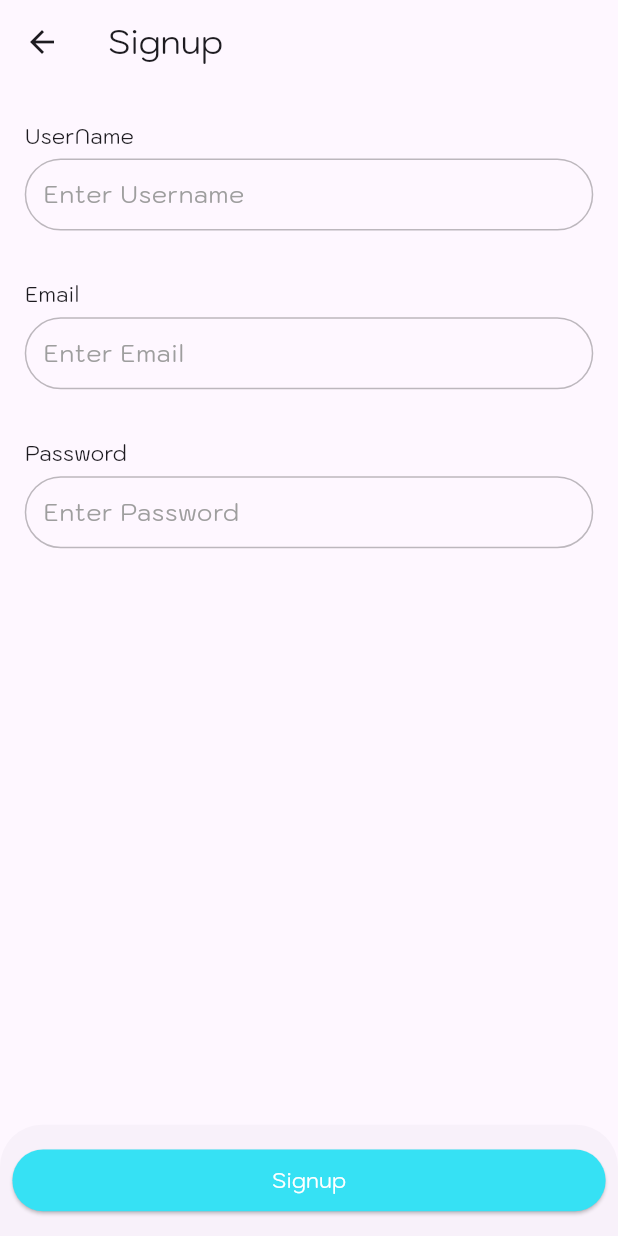
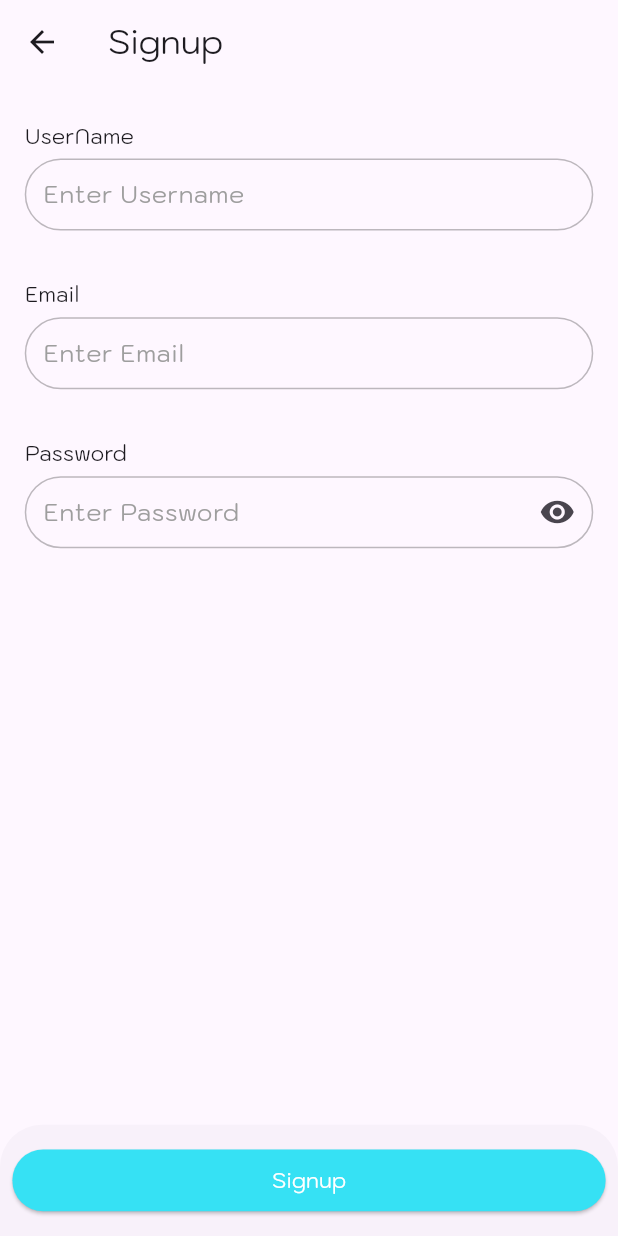
Before and after one commit to jerrito/gemini_app, a Flutter app: the screen it shows after launch, after a tap on "Signup", on a phone screen of 412 x 824 dp. Run offline on Flutter 3.47's test engine with Material 3 defaults, Android fonts, the phone set to English and light mode, and no system bars; our stand-ins replace bloc, cached_network_image, dartz, equatable, file_picker, floor and 16 more; missing offline and left inert: data_connection_checker_nulls; accounts and stored records are empty; generated files the repository leaves out were written again; project files that could hold a hidden picture were left out.

```diff
--- a/lib/core/widgets/default_textfield.dart
+++ b/lib/core/widgets/default_textfield.dart
@@ -6,7 +6,7 @@ import 'package:flutter/material.dart';
 import 'package:gemini/core/size/sizes.dart';
 import 'package:gemini/core/spacing/whitspacing.dart';
 
-class DefaultTextfield extends StatefulWidget {
+class SearchTextfield extends StatefulWidget {
   final void Function(String?)? onChanged;
   final String? Function(String?)? validator;
   final void Function()? onTap;
@@ -18,7 +18,7 @@ class DefaultTextfield extends StatefulWidget {
   final bool? enabled, isAdded;
   final bool isTextAndImage;
   final TextInputType? textInputType;
-  const DefaultTextfield({
+  const SearchTextfield({
     super.key,
     this.onChanged,
     this.controller,
@@ -37,10 +37,10 @@ class DefaultTextfield extends StatefulWidget {
   });
 
   @override
-  State<DefaultTextfield> createState() => _DefaultTextfieldState();
+  State<SearchTextfield> createState() => _SearchTextfieldState();
 }
 
-class _DefaultTextfieldState extends State<DefaultTextfield> {
+class _SearchTextfieldState extends State<SearchTextfield> {
   @override
   Widget build(BuildContext context) {
     final theme = Theme.of(context);
@@ -132,23 +132,24 @@ class _DefaultTextfieldState extends State<DefaultTextfield> {
   }
 }
 
-class DefaultTextForm extends StatelessWidget {
+class DefaultTextFieldForm extends StatefulWidget {
   final void Function(String?)? onChanged;
   final void Function(PointerDownEvent)? onTapOutSide;
   final String Function(String?)? validator;
   final TextEditingController? controller;
   final String? hintText, initialValue, errorText, label;
   final double? height;
-  final bool? obscureText;
+  final bool? obscureText, isPassword;
   final Widget? suffixIcon;
   final TextInputType? textInputType;
   final FocusNode? focusNode;
-  const DefaultTextForm({
+  const DefaultTextFieldForm({
     super.key,
     this.onChanged,
     this.controller,
     this.hintText,
     this.obscureText,
+    this.isPassword,
     this.suffixIcon,
     this.errorText,
     this.label,
@@ -161,31 +162,37 @@ class DefaultTextForm extends StatelessWidget {
   });
 
   @override
+  State<DefaultTextFieldForm> createState() => _DefaultTextFieldFormState();
+}
+
+class _DefaultTextFieldFormState extends State<DefaultTextFieldForm> {
+  @override
   Widget build(BuildContext context) {
     final theme = Theme.of(context);
     return Column(
       crossAxisAlignment: CrossAxisAlignment.start,
       children: [
-        Text(label ?? ""),
+        Text(widget.label ?? ""),
         Space().height(context, 0.006),
         TextFormField(
-          validator: validator,
+          validator: widget.validator,
           autovalidateMode: AutovalidateMode.onUserInteraction,
-          obscureText: obscureText ?? false,
-          // obscuringCharacter: "•",
-          focusNode: focusNode,
-          initialValue: initialValue,
-          keyboardType: textInputType,
-          controller: controller,
-          onChanged: onChanged,
-          onTapOutside: onTapOutSide,
+          obscureText: widget.obscureText ?? false,
+          focusNode: widget.focusNode,
+          initialValue: widget.initialValue,
+          keyboardType: widget.textInputType,
+          controller: widget.controller,
+          onChanged: widget.onChanged,
+          // onTapOutside: FocusManager().primaryFocus?.parent!.unfocus(disposition: ),
           decoration: InputDecoration(
-            suffixIcon: (obscureText ?? false) ? suffixIcon : const SizedBox(),
+            suffixIcon: (widget.isPassword ?? false)
+                ? widget.suffixIcon
+                : const SizedBox(),
             // isDense: true,
-            errorText: errorText,
+            errorText: widget.errorText,
             contentPadding: EdgeInsets.symmetric(
                 horizontal: Sizes().height(context, 0.01), vertical: 1),
-            hintText: hintText,
+            hintText: widget.hintText,
             hintStyle: const TextStyle(color: Colors.grey),
             //label: Text(label!),
             border: OutlineInputBorder(
--- a/lib/features/authentication/presentation/pages/signup_page.dart
+++ b/lib/features/authentication/presentation/pages/signup_page.dart
@@ -46,19 +46,19 @@ class _SignupPageState extends State<SignupPage> {
                 if (!context.mounted) return;
                 showSnackbar(context: context, message: state.errorMessage);
               }
-              if(state is CacheTokenLoaded){
+              if (state is CacheTokenLoaded) {
                 context.goNamed("searchPage");
               }
-              if(state is CacheTokenError){
+              if (state is CacheTokenError) {
                 context.goNamed("connection");
               }
               if (state is SignupLoaded) {
                 final data = state.response.user;
                 userProvider?.user = data;
                 final refreshTokenResponse = state.response.refreshToken;
-                tokenProvider?.setRefreshToken=refreshTokenResponse;
-                final authorization={"refreshToken":refreshTokenResponse};
-               authBloc.add(CacheTokenEvent(authorization: authorization));
+                tokenProvider?.setRefreshToken = refreshTokenResponse;
+                final authorization = {"refreshToken": refreshTokenResponse};
+                authBloc.add(CacheTokenEvent(authorization: authorization));
               }
             },
             builder: (context, state) {
@@ -105,7 +105,7 @@ class _SignupPageState extends State<SignupPage> {
 
                         return null;
                       },
-                      builder: (field) => DefaultTextForm(
+                      builder: (field) => DefaultTextFieldForm(
                         errorText: field.errorText,
                         onChanged: (value) => field.didChange(value),
                         controller: nameController,
@@ -129,7 +129,7 @@ class _SignupPageState extends State<SignupPage> {
 
                         return null;
                       },
-                      builder: (field) => DefaultTextForm(
+                      builder: (field) => DefaultTextFieldForm(
                         errorText: field.errorText,
                         textInputType: TextInputType.emailAddress,
                         onChanged: (value) => field.didChange(value),
@@ -152,8 +152,9 @@ class _SignupPageState extends State<SignupPage> {
 
                         return null;
                       },
-                      builder: (field) => DefaultTextForm(
+                      builder: (field) => DefaultTextFieldForm(
                         errorText: field.errorText,
+                        isPassword: obscurePassword,
                         onChanged: (value) => field.didChange(value),
                         obscureText: obscureText,
                         suffixIcon: suffixIcon(),
@@ -169,11 +170,29 @@ class _SignupPageState extends State<SignupPage> {
         ));
   }
 
-  bool obscureText = false;
+  bool obscureText = true;
+  bool obscurePassword = true;
   Widget suffixIcon() {
     return Visibility(
-        visible: obscureText,
-        replacement: const Icon(Icons.close),
-        child: const Icon(Icons.remove_red_eye));
+      visible: obscureText,
+      replacement: GestureDetector(
+        onTap: () {
+          obscureText = !obscureText;
+          setState(() {});
+        },
+        child: const Icon(
+          Icons.close,
+        ),
+      ),
+      child: GestureDetector(
+        onTap: () {
+          obscureText = !obscureText;
+          setState(() {});
+        },
+        child: const Icon(
+          Icons.remove_red_eye,
+        ),
+      ),
+    );
   }
 }
--- a/lib/features/connection_page.dart
+++ b/lib/features/connection_page.dart
@@ -25,13 +25,32 @@ class _ConnectionPageState extends State<ConnectionPage>
   String? refreshToken;
   double opacity = 1.0;
   String? token;
-  Animation<double>? opacityAnimation;
+  Animation? animation;
+  late AnimationController animatedController;
+  Color? color;
+  // final colorTween=Ra
 
   @override
   void initState() {
     super.initState();
-    final animatedController =
+    animatedController =
         AnimationController(duration: const Duration(seconds: 3), vsync: this);
+    animation = ColorTween(begin: Colors.black, end: Colors.white)
+        .animate(animatedController);
+    animation?.addListener(() {
+      setState(() {
+        color = animation?.value;
+      });
+    });
+    animation?.addStatusListener((status) {
+      if (status == AnimationStatus.completed) {
+        animatedController.reset();
+        animatedController.forward();
+      } else if (status == AnimationStatus.dismissed) {
+        animatedController.forward();
+      }
+    });
+    animatedController.forward();
 
     userBloc.add(
       GetTokenEvent(),
@@ -39,11 +58,22 @@ class _ConnectionPageState extends State<ConnectionPage>
   }
 
   @override
+  void dispose() {
+    animatedController.dispose();
+    // animation?.removeStatusListener((status) {});
+    super.dispose();
+  }
+
+  @override
   Widget build(BuildContext context) {
     tokenProvider = context.read<TokenProvider>();
     userProvider = context.read<UserProvider>();
+    //animatedController.forward();
     return Scaffold(
-        bottomSheet: SizedBox(
+        bottomSheet: Container(
+          decoration: BoxDecoration(
+            borderRadius: BorderRadius.circular(Sizes().height(context, 0.6))
+          ),
           height: Sizes().height(context, 0.2),
           child: Column(
             children: [
@@ -52,18 +82,9 @@ class _ConnectionPageState extends State<ConnectionPage>
                     width: Sizes().width(context, 0.3),
                     height: Sizes().height(context, 0.15)),
               ),
-              AnimatedOpacity(
-                onEnd: () {
-                  opacity = 0;
-                  setState(() {});
-                  Future.delayed(Durations.short3, () {
-                    opacity = 1;
-                  });
-                },
-                opacity: opacity,
-                duration: const Duration(seconds: 3),
-                curve: Curves.decelerate,
-                child: Text("Loading ..."),
+              Text(
+                "Loading ...",
+                style: TextStyle(color: color),
               )
             ],
           ),
@@ -97,7 +118,6 @@ class _ConnectionPageState extends State<ConnectionPage>
             if (state is GetUserLoaded) {
               final user = state.user;
               userProvider?.user = user;
-              print(user.profile);
               context.goNamed("searchPage");
             }
 
--- a/lib/features/data_generated/data/models/data_model.dart
+++ b/lib/features/data_generated/data/models/data_model.dart
@@ -9,7 +9,6 @@ class DataModel extends Data {
     required super.dataImage,
     required super.hasImage,
     required super.dateTime,
-    required super.imageUrl,
   });
 
   factory DataModel.fromJson(Map<String, dynamic>? json) => DataModel(
@@ -19,7 +18,6 @@ class DataModel extends Data {
         title: json?["title"],
         dataImage: json?["dataImage"],
         hasImage: json?["hasImage"],
-        imageUrl: json?["imageUrl"],
         dateTime: DateTime.parse(json?["dateTime"]),
       );
 }
--- a/lib/features/data_generated/domain/entities/data.dart
+++ b/lib/features/data_generated/domain/entities/data.dart
@@ -2,7 +2,7 @@
 import 'package:equatable/equatable.dart';
 
 class Data extends Equatable {
-  final String? data, title,imageUrl;
+  final String? data, title;
   final bool? hasImage;
   final int userId, id;
   final dynamic dataImage;
@@ -13,7 +13,6 @@ class Data extends Equatable {
       required this.hasImage,
       required this.userId,
       required this.id,
-      required this.imageUrl,
       required this.data,
       required this.title,
       required this.dataImage});
```
Also changed, not shown: lib/core/mixin/dialog_mixin.dart (+6 -6 lines), lib/core/widgets/bottom_sheet.dart (+7 -7 lines), lib/features/authentication/presentation/pages/signin_page.dart (+4 -4 lines), lib/features/search_text/presentation/bloc/search_bloc.dart (+5 -10 lines), lib/features/search_text/presentation/pages/search_page.dart (+4 -3 lines), lib/features/search_text/presentation/widgets/generated_data_title.dart (+45 -30 lines).
